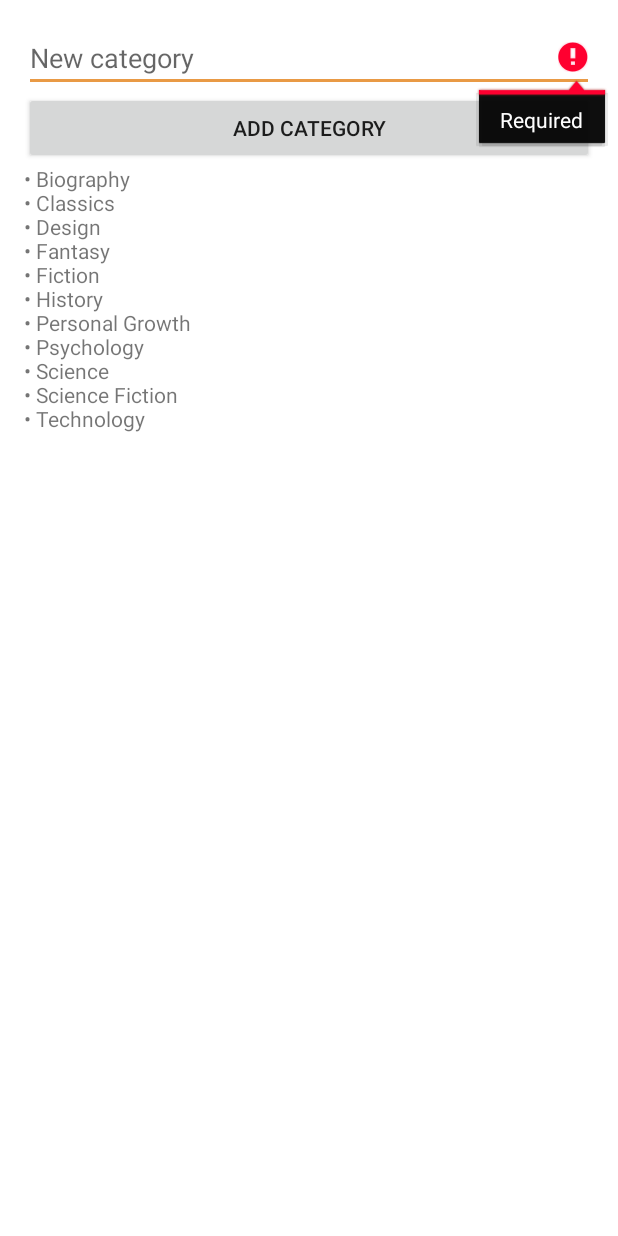
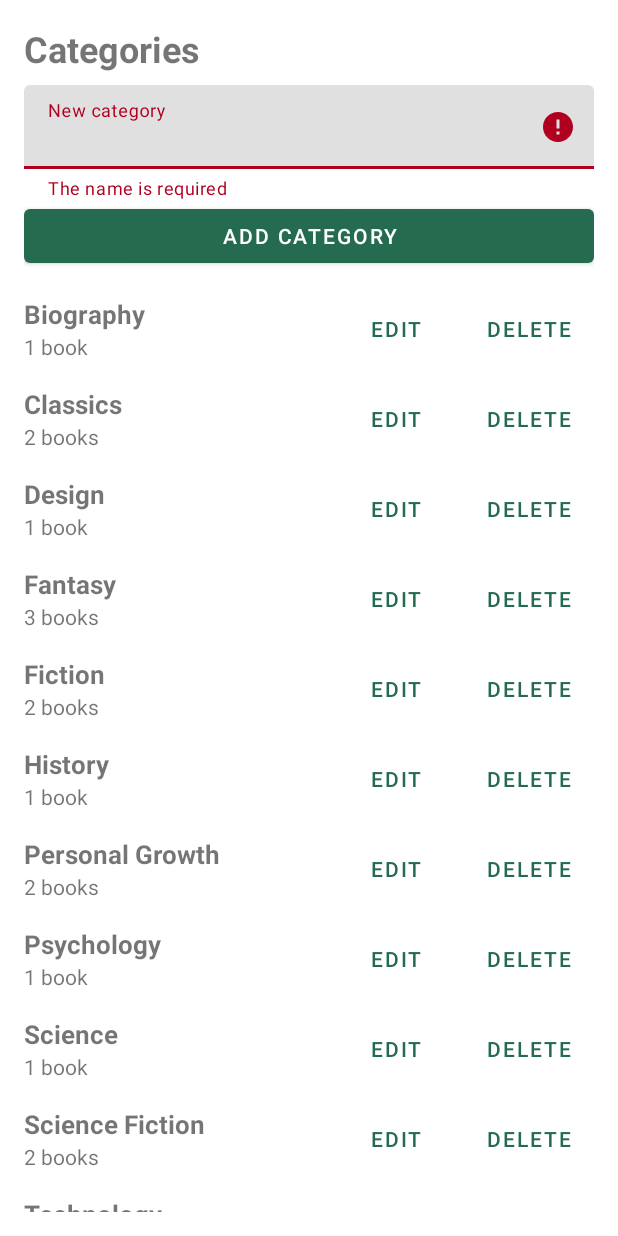
Before and after one commit to Ayoubchet19/BookShelf, an Android app: the CategoriesActivity screen opened directly, with no data from a screen before it, after a tap on "ADD CATEGORY", on a phone screen of 412 x 824 dp. Run offline under Robolectric (Android 15) with nearby library versions, the phone set to English and light mode, and no system bars; our stand-ins replace Room's generated code, paging.

Commit message:
Rewrite the categories screen: RecyclerView, rename, delete with confirmation

```diff
--- a/app/src/main/java/fr/estiam/traillog/bookshelf/ui/CategoriesActivity.kt
+++ b/app/src/main/java/fr/estiam/traillog/bookshelf/ui/CategoriesActivity.kt
@@ -1,20 +1,130 @@
 package fr.estiam.traillog.bookshelf.ui
 
 import android.os.Bundle
-import android.widget.*
+import android.view.View
+import android.view.inputmethod.EditorInfo
+import android.widget.Toast
+import androidx.activity.viewModels
+import androidx.appcompat.app.AlertDialog
 import androidx.appcompat.app.AppCompatActivity
+import androidx.core.widget.doAfterTextChanged
+import androidx.lifecycle.Lifecycle
 import androidx.lifecycle.lifecycleScope
+import androidx.lifecycle.repeatOnLifecycle
+import androidx.recyclerview.widget.LinearLayoutManager
+import fr.estiam.traillog.R
 import fr.estiam.traillog.bookshelf.BookshelfApplication
+import fr.estiam.traillog.bookshelf.domain.CATEGORY_NAME_MAX_LENGTH
+import fr.estiam.traillog.bookshelf.domain.CATEGORY_NAME_MIN_LENGTH
+import fr.estiam.traillog.bookshelf.domain.CategoryError
+import fr.estiam.traillog.bookshelf.model.CategorySummary
+import fr.estiam.traillog.databinding.ActivityCategoriesBinding
 import kotlinx.coroutines.launch
 
+/**
+ * Categories CRUD: create, list (with book count), rename and delete (with confirmation).
+ * A category used by books cannot be deleted. State lives in [CategoriesViewModel].
+ */
 class CategoriesActivity : AppCompatActivity() {
     private val app get() = application as BookshelfApplication
+    private val vm by viewModels<CategoriesViewModel> { CategoriesViewModel.Factory(app.repository) }
+    private lateinit var binding: ActivityCategoriesBinding
+    private val adapter = CategoryAdapter(onEdit = ::startRename, onDelete = { vm.requestDelete(it) })
+    private var deleteDialog: AlertDialog? = null
+
     override fun onCreate(state: Bundle?) {
         super.onCreate(state)
-        val root = LinearLayout(this).apply { orientation = LinearLayout.VERTICAL; setPadding(24, 24, 24, 24) }
-        val input = EditText(this).apply { hint = "New category" }; val add = Button(this).apply { text = "Add category" }
-        val list = TextView(this); root.addView(input); root.addView(add); root.addView(list); setContentView(root)
-        add.setOnClickListener { lifecycleScope.launch { try { app.repository.addCategory(input.text.toString()); input.text.clear() } catch (_: IllegalArgumentException) { input.error = "Required" } } }
-        lifecycleScope.launch { app.repository.categories.collect { list.text = it.joinToString("\n") { category -> "• ${category.name}" } } }
+        binding = ActivityCategoriesBinding.inflate(layoutInflater)
+        setContentView(binding.root)
+        binding.categoryList.layoutManager = LinearLayoutManager(this)
+        binding.categoryList.adapter = adapter
+
+        binding.saveCategoryButton.setOnClickListener { submit() }
+        binding.categoryNameInput.setOnEditorActionListener { _, action, _ ->
+            if (action == EditorInfo.IME_ACTION_DONE) { submit(); true } else false
+        }
+        binding.cancelRenameButton.setOnClickListener { vm.cancelRename(); binding.categoryNameInput.text?.clear() }
+
+        lifecycleScope.launch {
+            repeatOnLifecycle(Lifecycle.State.STARTED) {
+                launch { vm.state.collect(::renderList) }
+                launch { vm.editing.collect(::renderEditing) }
+                launch { vm.nameError.collect(::renderError) }
+                launch { vm.pendingDelete.collect(::renderDeleteDialog) }
+                launch { vm.eventFlow.collect(::onEvent) }
+            }
+        }
+    }
+
+    /** Registered after onRestoreInstanceState so restoring the text does not wipe the error (see EditBookActivity). */
+    override fun onPostCreate(state: Bundle?) {
+        super.onPostCreate(state)
+        binding.categoryNameInput.doAfterTextChanged { vm.clearError() }
+    }
+
+    override fun onDestroy() {
+        // Dismiss without cancelling: the pending delete stays in the ViewModel, so the
+        // dialog is shown again after a rotation.
+        deleteDialog?.setOnCancelListener(null)
+        deleteDialog?.dismiss()
+        deleteDialog = null
+        super.onDestroy()
+    }
+
+    private fun submit() = vm.submit(binding.categoryNameInput.text?.toString().orEmpty())
+
+    private fun startRename(category: CategorySummary) {
+        vm.startRename(category)
+        binding.categoryNameInput.setText(category.name)
+        binding.categoryNameInput.setSelection(category.name.length)
+        binding.categoryNameInput.requestFocus()
+    }
+
+    private fun renderList(state: CategoriesViewModel.ListState) {
+        adapter.submitList(state.items)
+        binding.categoriesEmpty.visibility = if (state.loaded && state.items.isEmpty()) View.VISIBLE else View.GONE
+    }
+
+    private fun renderEditing(editing: CategorySummary?) {
+        binding.saveCategoryButton.setText(if (editing == null) R.string.category_add else R.string.category_rename)
+        binding.categoryNameLayout.hint = getString(if (editing == null) R.string.category_new_hint else R.string.category_rename_hint)
+        binding.cancelRenameButton.visibility = if (editing == null) View.GONE else View.VISIBLE
+        binding.editingLabel.visibility = if (editing == null) View.GONE else View.VISIBLE
+        binding.editingLabel.text = editing?.let { getString(R.string.category_editing, it.name) }
+    }
+
+    private fun renderError(error: CategoriesViewModel.NameError?) {
+        binding.categoryNameLayout.error = error?.let { message(it.error, it.bookCount) }
+    }
+
+    private fun renderDeleteDialog(category: CategorySummary?) {
+        if (category == null) { deleteDialog?.dismiss(); deleteDialog = null; return }
+        if (deleteDialog?.isShowing == true) return
+        deleteDialog = AlertDialog.Builder(this)
+            .setTitle(R.string.category_delete_title)
+            .setMessage(getString(R.string.category_delete_message, category.name))
+            .setPositiveButton(R.string.category_delete) { _, _ -> vm.confirmDelete() }
+            .setNegativeButton(R.string.category_cancel) { _, _ -> vm.cancelDelete() }
+            .setOnCancelListener { vm.cancelDelete() }
+            .show()
+    }
+
+    private fun onEvent(event: CategoriesViewModel.Event) {
+        val text = when (event) {
+            CategoriesViewModel.Event.Created -> { binding.categoryNameInput.text?.clear(); getString(R.string.category_created) }
+            CategoriesViewModel.Event.Renamed -> { binding.categoryNameInput.text?.clear(); getString(R.string.category_renamed) }
+            CategoriesViewModel.Event.Deleted -> getString(R.string.category_deleted)
+            is CategoriesViewModel.Event.DeleteFailed -> message(event.error, event.bookCount)
+        }
+        Toast.makeText(this, text, Toast.LENGTH_LONG).show()
+    }
+
+    private fun message(error: CategoryError, bookCount: Int): String = when (error) {
+        CategoryError.NAME_REQUIRED -> getString(R.string.category_error_required)
+        CategoryError.NAME_TOO_SHORT -> getString(R.string.category_error_too_short, CATEGORY_NAME_MIN_LENGTH)
+        CategoryError.NAME_TOO_LONG -> getString(R.string.category_error_too_long, CATEGORY_NAME_MAX_LENGTH)
+        CategoryError.DUPLICATE_NAME -> getString(R.string.category_error_duplicate)
+        CategoryError.NOT_FOUND -> getString(R.string.category_error_not_found)
+        CategoryError.IN_USE -> resources.getQuantityString(R.plurals.category_error_in_use, bookCount, bookCount)
     }
 }
--- /dev/null
+++ b/app/src/main/java/fr/estiam/traillog/bookshelf/ui/CategoriesViewModel.kt
@@ -0,0 +1,100 @@
+package fr.estiam.traillog.bookshelf.ui
+
+import androidx.lifecycle.ViewModel
+import androidx.lifecycle.ViewModelProvider
+import androidx.lifecycle.viewModelScope
+import fr.estiam.traillog.bookshelf.data.BookRepository
+import fr.estiam.traillog.bookshelf.domain.CategoryError
+import fr.estiam.traillog.bookshelf.domain.CategoryValidationException
+import fr.estiam.traillog.bookshelf.domain.validateCategoryName
+import fr.estiam.traillog.bookshelf.model.Category
+import fr.estiam.traillog.bookshelf.model.CategorySummary
+import kotlinx.coroutines.channels.Channel
+import kotlinx.coroutines.flow.*
+import kotlinx.coroutines.launch
+
+/**
+ * State holder of [CategoriesActivity]: live list, the category being renamed, the name
+ * error and a pending delete confirmation. Everything survives a rotation.
+ */
+class CategoriesViewModel(private val repository: BookRepository) : ViewModel() {
+
+    data class ListState(val loaded: Boolean = false, val items: List<CategorySummary> = emptyList())
+
+    /** An error shown under the name field. [bookCount] is used by IN_USE. */
+    data class NameError(val error: CategoryError, val bookCount: Int = 0)
+
+    sealed interface Event {
+        data object Created : Event
+        data object Renamed : Event
+        data object Deleted : Event
+        /** Delete refused (category still used, or already gone). */
+        data class DeleteFailed(val error: CategoryError, val bookCount: Int) : Event
+    }
+
+    val state: StateFlow<ListState> = repository.categorySummaries
+        .map { ListState(true, it) }
+        .stateIn(viewModelScope, SharingStarted.WhileSubscribed(5_000), ListState())
+
+    private val _editing = MutableStateFlow<CategorySummary?>(null)
+    /** Category loaded in the form for renaming, null when the form creates a new one. */
+    val editing: StateFlow<CategorySummary?> = _editing.asStateFlow()
+
+    private val _nameError = MutableStateFlow<NameError?>(null)
+    val nameError: StateFlow<NameError?> = _nameError.asStateFlow()
+
+    private val _pendingDelete = MutableStateFlow<CategorySummary?>(null)
+    /** Category waiting for delete confirmation (dialog shown while non-null). */
+    val pendingDelete: StateFlow<CategorySummary?> = _pendingDelete.asStateFlow()
+
+    private val events = Channel<Event>(Channel.BUFFERED)
+    val eventFlow: Flow<Event> = events.receiveAsFlow()
+
+    fun startRename(category: CategorySummary) { _editing.value = category; _nameError.value = null }
+    fun cancelRename() { _editing.value = null; _nameError.value = null }
+    fun clearError() { _nameError.value = null }
+
+    /** Creates a category, or renames the one being edited. */
+    fun submit(name: String) {
+        val editing = _editing.value
+        val existing = state.value.items.map { Category(it.id, it.name) }
+        validateCategoryName(name, existing, editing?.id)?.let { _nameError.value = NameError(it); return }
+        viewModelScope.launch {
+            try {
+                if (editing == null) {
+                    repository.createCategory(name)
+                    events.send(Event.Created)
+                } else {
+                    repository.renameCategory(editing.id, name)
+                    _editing.value = null
+                    events.send(Event.Renamed)
+                }
+                _nameError.value = null
+            } catch (e: CategoryValidationException) {
+                _nameError.value = NameError(e.error, e.bookCount)
+            }
+        }
+    }
+
+    fun requestDelete(category: CategorySummary) { _pendingDelete.value = category }
+    fun cancelDelete() { _pendingDelete.value = null }
+
+    fun confirmDelete() {
+        val category = _pendingDelete.value ?: return
+        _pendingDelete.value = null
+        viewModelScope.launch {
+            try {
+                repository.deleteCategory(category.id)
+                if (_editing.value?.id == category.id) cancelRename()
+                events.send(Event.Deleted)
+            } catch (e: CategoryValidationException) {
+                events.send(Event.DeleteFailed(e.error, e.bookCount))
+            }
+        }
+    }
+
+    class Factory(private val repository: BookRepository) : ViewModelProvider.Factory {
+        @Suppress("UNCHECKED_CAST")
+        override fun <T : ViewModel> create(modelClass: Class<T>): T = CategoriesViewModel(repository) as T
+    }
+}
--- /dev/null
+++ b/app/src/main/java/fr/estiam/traillog/bookshelf/ui/CategoryAdapter.kt
@@ -0,0 +1,36 @@
+package fr.estiam.traillog.bookshelf.ui
+
+import android.view.LayoutInflater
+import android.view.ViewGroup
+import androidx.recyclerview.widget.DiffUtil
+import androidx.recyclerview.widget.ListAdapter
+import androidx.recyclerview.widget.RecyclerView
+import fr.estiam.traillog.R
+import fr.estiam.traillog.bookshelf.model.CategorySummary
+import fr.estiam.traillog.databinding.ItemCategoryBinding
+
+/** Rows of the categories screen: name, book count, edit and delete buttons. */
+class CategoryAdapter(
+    private val onEdit: (CategorySummary) -> Unit,
+    private val onDelete: (CategorySummary) -> Unit
+) : ListAdapter<CategorySummary, CategoryAdapter.Holder>(Diff) {
+
+    class Holder(val binding: ItemCategoryBinding) : RecyclerView.ViewHolder(binding.root)
+
+    override fun onCreateViewHolder(parent: ViewGroup, viewType: Int) =
+        Holder(ItemCategoryBinding.inflate(LayoutInflater.from(parent.context), parent, false))
+
+    override fun onBindViewHolder(holder: Holder, position: Int) {
+        val item = getItem(position)
+        val res = holder.itemView.resources
+        holder.binding.categoryItemName.text = item.name
+        holder.binding.categoryBookCount.text = res.getQuantityString(R.plurals.category_book_count, item.bookCount, item.bookCount)
+        holder.binding.editCategoryButton.setOnClickListener { onEdit(item) }
+        holder.binding.deleteCategoryButton.setOnClickListener { onDelete(item) }
+    }
+
+    private object Diff : DiffUtil.ItemCallback<CategorySummary>() {
+        override fun areItemsTheSame(a: CategorySummary, b: CategorySummary) = a.id == b.id
+        override fun areContentsTheSame(a: CategorySummary, b: CategorySummary) = a == b
+    }
+}
--- /dev/null
+++ b/app/src/main/res/layout/activity_categories.xml
@@ -0,0 +1,71 @@
+<?xml version="1.0" encoding="utf-8"?>
+<!-- Categories screen: create / rename form on top, live list (RecyclerView) with an empty state below. -->
+<LinearLayout xmlns:android="http://schemas.android.com/apk/res/android"
+    android:layout_width="match_parent"
+    android:layout_height="match_parent"
+    android:orientation="vertical"
+    android:padding="16dp">
+
+    <TextView
+        android:layout_width="match_parent"
+        android:layout_height="wrap_content"
+        android:layout_marginBottom="8dp"
+        android:text="@string/categories_title"
+        android:textSize="24sp"
+        android:textStyle="bold" />
+
+    <TextView
+        android:id="@+id/editing_label"
+        android:layout_width="match_parent"
+        android:layout_height="wrap_content"
+        android:textStyle="italic"
+        android:visibility="gone" />
+
+    <com.google.android.material.textfield.TextInputLayout
+        android:id="@+id/category_name_layout"
+        android:layout_width="match_parent"
+        android:layout_height="wrap_content"
+        android:hint="@string/category_new_hint">
+        <com.google.android.material.textfield.TextInputEditText
+            android:id="@+id/category_name_input"
+            android:layout_width="match_parent"
+            android:layout_height="wrap_content"
+            android:imeOptions="actionDone"
+            android:inputType="textCapSentences"
+            android:maxLines="1" />
+    </com.google.android.material.textfield.TextInputLayout>
+
+    <LinearLayout
+        android:layout_width="match_parent"
+        android:layout_height="wrap_content">
+        <Button
+            android:id="@+id/save_category_button"
+            android:layout_width="0dp"
+            android:layout_height="wrap_content"
+            android:layout_weight="1"
+            android:text="@string/category_add" />
+        <Button
+            android:id="@+id/cancel_rename_button"
+            style="?attr/borderlessButtonStyle"
+            android:layout_width="wrap_content"
+            android:layout_height="wrap_content"
+            android:text="@string/category_cancel"
+            android:visibility="gone" />
+    </LinearLayout>
+
+    <TextView
+        android:id="@+id/categories_empty"
+        android:layout_width="match_parent"
+        android:layout_height="wrap_content"
+        android:paddingVertical="24dp"
+        android:gravity="center"
+        android:text="@string/category_empty"
+        android:visibility="gone" />
+
+    <androidx.recyclerview.widget.RecyclerView
+        android:id="@+id/category_list"
+        android:layout_width="match_parent"
+        android:layout_height="0dp"
+        android:layout_weight="1"
+        android:layout_marginTop="8dp" />
+</LinearLayout>
--- /dev/null
+++ b/app/src/main/res/layout/item_category.xml
@@ -0,0 +1,36 @@
+<?xml version="1.0" encoding="utf-8"?>
+<!-- One category row: name, number of books, edit and delete actions. -->
+<LinearLayout xmlns:android="http://schemas.android.com/apk/res/android"
+    android:layout_width="match_parent"
+    android:layout_height="wrap_content"
+    android:gravity="center_vertical"
+    android:paddingVertical="6dp">
+    <LinearLayout
+        android:layout_width="0dp"
+        android:layout_height="wrap_content"
+        android:layout_weight="1"
+        android:orientation="vertical">
+        <TextView
+            android:id="@+id/category_item_name"
+            android:layout_width="match_parent"
+            android:layout_height="wrap_content"
+            android:textSize="17sp"
+            android:textStyle="bold" />
+        <TextView
+            android:id="@+id/category_book_count"
+            android:layout_width="match_parent"
+            android:layout_height="wrap_content" />
+    </LinearLayout>
+    <Button
+        android:id="@+id/edit_category_button"
+        style="?attr/borderlessButtonStyle"
+        android:layout_width="wrap_content"
+        android:layout_height="wrap_content"
+        android:text="@string/category_edit" />
+    <Button
+        android:id="@+id/delete_category_button"
+        style="?attr/borderlessButtonStyle"
+        android:layout_width="wrap_content"
+        android:layout_height="wrap_content"
+        android:text="@string/category_delete" />
+</LinearLayout>
--- /dev/null
+++ b/app/src/main/res/values/strings_forms.xml
@@ -0,0 +1,62 @@
+<?xml version="1.0" encoding="utf-8"?>
+<!-- Strings of the book form and categories screens (kept apart from strings.xml to avoid merge conflicts). -->
+<resources>
+    <!-- Book form -->
+    <string name="form_title_add">Add a book</string>
+    <string name="form_title_edit">Edit book</string>
+    <string name="form_book_title_hint">Title</string>
+    <string name="form_author_hint">Author</string>
+    <string name="form_pages_hint">Page count</string>
+    <string name="form_category_label">Category</string>
+    <string name="form_notes_hint">Notes (optional)</string>
+    <string name="form_manage_categories">Manage categories</string>
+    <string name="form_no_category">No category yet: create one first</string>
+    <string name="form_save">Save book</string>
+    <string name="form_cancel">Cancel</string>
+    <string name="form_saved">Book saved</string>
+    <string name="form_book_missing">This book no longer exists</string>
+    <string name="form_pages_read_info">%1$d pages already read: the page count cannot be lower</string>
+
+    <string name="form_error_title_required">The title is required</string>
+    <string name="form_error_title_too_long">The title must be %1$d characters or fewer</string>
+    <string name="form_error_author_required">The author is required</string>
+    <string name="form_error_author_too_long">The author must be %1$d characters or fewer</string>
+    <string name="form_error_pages_required">The page count is required</string>
+    <string name="form_error_pages_number">Enter a whole number</string>
+    <string name="form_error_pages_range">Enter a number between 1 and %1$d</string>
+    <string name="form_error_pages_below_read">Must be at least %1$d (pages already read)</string>
+    <string name="form_error_category_required">Choose a category</string>
+    <string name="form_error_category_missing">This category no longer exists</string>
+    <string name="form_error_notes_too_long">Notes must be %1$d characters or fewer</string>
+
+    <!-- Categories -->
+    <string name="categories_title">Categories</string>
+    <string name="category_new_hint">New category</string>
+    <string name="category_rename_hint">New name</string>
+    <string name="category_add">Add category</string>
+    <string name="category_rename">Rename</string>
+    <string name="category_cancel">Cancel</string>
+    <string name="category_edit">Edit</string>
+    <string name="category_delete">Delete</string>
+    <string name="category_empty">No categories yet. Add your first one above.</string>
+    <plurals name="category_book_count">
+        <item quantity="one">%1$d book</item>
+        <item quantity="other">%1$d books</item>
+    </plurals>
+    <string name="category_created">Category added</string>
+    <string name="category_renamed">Category renamed</string>
+    <string name="category_deleted">Category deleted</string>
+    <string name="category_delete_title">Delete category?</string>
+    <string name="category_delete_message">"%1$s" will be removed permanently.</string>
+    <string name="category_editing">Renaming "%1$s"</string>
+
+    <string name="category_error_required">The name is required</string>
+    <string name="category_error_too_short">At least %1$d characters</string>
+    <string name="category_error_too_long">%1$d characters maximum</string>
+    <string name="category_error_duplicate">This category already exists</string>
+    <string name="category_error_not_found">This category no longer exists</string>
+    <plurals name="category_error_in_use">
+        <item quantity="one">Cannot delete: %1$d book uses this category</item>
+        <item quantity="other">Cannot delete: %1$d books use this category</item>
+    </plurals>
+</resources>
```
Also changed, not shown: 1 other file.
